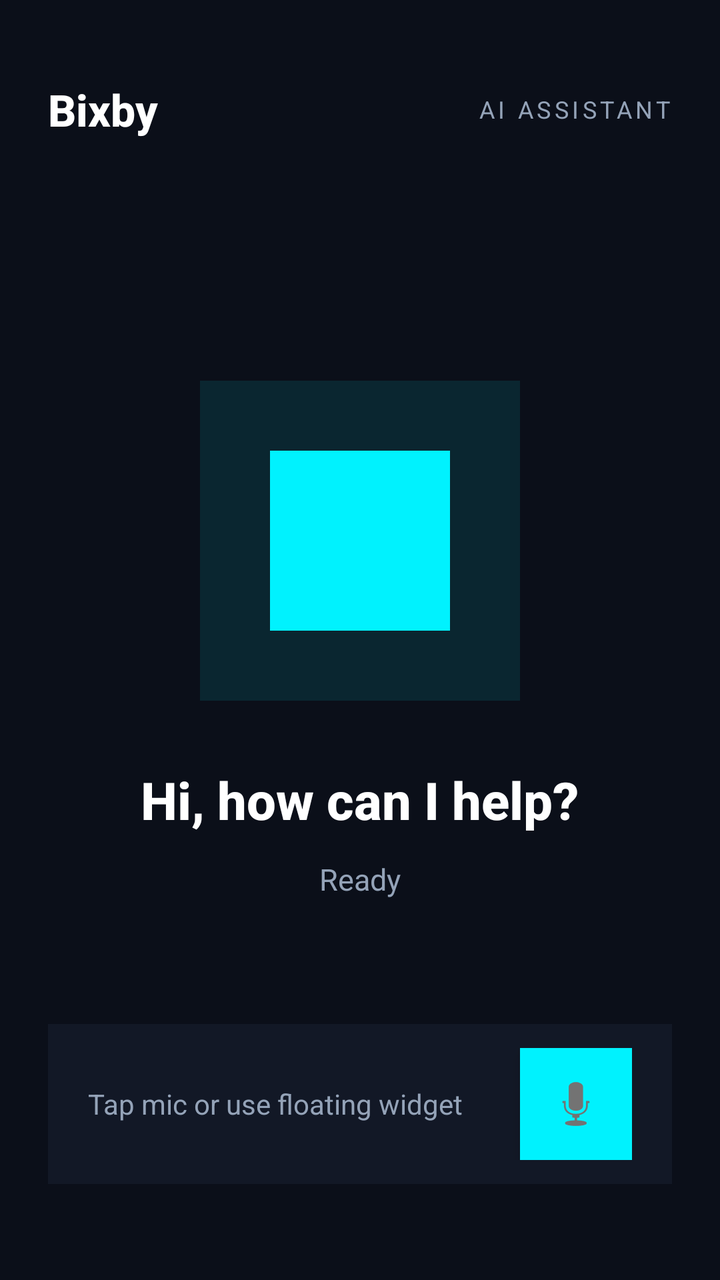
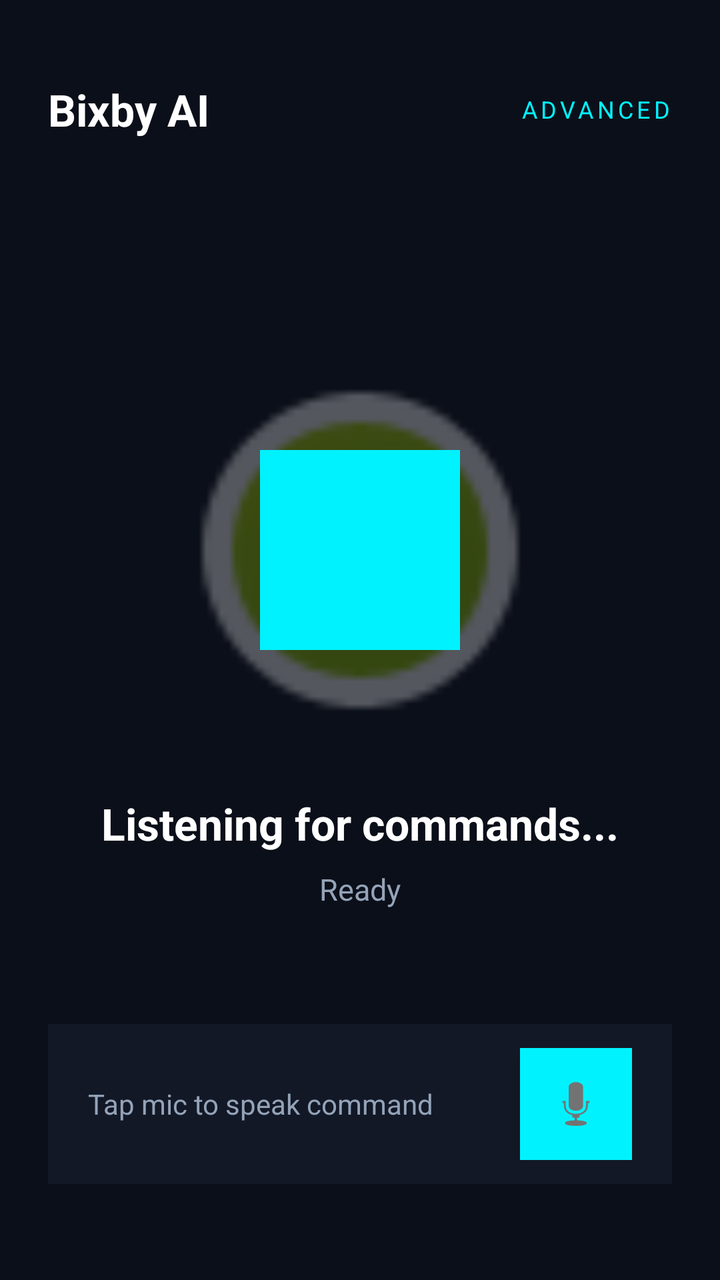

Before-and-after screenshots of an Android layout around one commit, followed by the original layout XML and the change that was made.
<!-- AndroidManifest.xml: application theme Theme.AppCompat.DayNight.NoActionBar -->
<!-- res/layout/activity_main.xml -->
<?xml version="1.0" encoding="utf-8"?>
<RelativeLayout xmlns:android="http://schemas.android.com/apk/res/android"
    android:layout_width="match_parent"
    android:layout_height="match_parent"
    android:background="#0B0F19"
    android:padding="24dp">

    <LinearLayout
        android:id="@+id/topBar"
        android:layout_width="match_parent"
        android:layout_height="wrap_content"
        android:layout_marginTop="16dp"
        android:orientation="horizontal"
        android:gravity="center_vertical">

        <TextView
            android:layout_width="wrap_content"
            android:layout_height="wrap_content"
            android:text="Bixby"
            android:textColor="#FFFFFF"
            android:textSize="22sp"
            android:textStyle="bold"
            android:fontFamily="sans-serif-medium"/>

        <View
            android:layout_width="0dp"
            android:layout_height="0dp"
            android:layout_weight="1"/>

        <TextView
            android:layout_width="wrap_content"
            android:layout_height="wrap_content"
            android:text="AI ASSISTANT"
            android:textColor="#94A3B8"
            android:textSize="12sp"
            android:letterSpacing="0.15"/>
    </LinearLayout>

    <LinearLayout
        android:layout_width="match_parent"
        android:layout_height="wrap_content"
        android:layout_centerInParent="true"
        android:orientation="vertical"
        android:gravity="center">

        <FrameLayout
            android:layout_width="160dp"
            android:layout_height="160dp"
            android:layout_marginBottom="32dp">

            <View
                android:layout_width="match_parent"
                android:layout_height="match_parent"
                android:background="#1A00F2FE"/>

            <View
                android:layout_width="90dp"
                android:layout_height="90dp"
                android:layout_gravity="center"
                android:background="#00F2FE"/>
        </FrameLayout>

        <TextView
            android:id="@+id/greetingText"
            android:layout_width="wrap_content"
            android:layout_height="wrap_content"
            android:text="Hi, how can I help?"
            android:textColor="#FFFFFF"
            android:textSize="26sp"
            android:textStyle="bold"
            android:fontFamily="sans-serif-medium"
            android:layout_marginBottom="12dp"/>

        <TextView
            android:id="@+id/statusText"
            android:layout_width="wrap_content"
            android:layout_height="wrap_content"
            android:text="Ready"
            android:textColor="#94A3B8"
            android:textSize="15sp"
            android:fontFamily="sans-serif"/>
    </LinearLayout>

    <LinearLayout
        android:layout_width="match_parent"
        android:layout_height="wrap_content"
        android:layout_alignParentBottom="true"
        android:layout_marginBottom="24dp"
        android:orientation="horizontal"
        android:background="#121826"
        android:paddingHorizontal="20dp"
        android:paddingVertical="12dp"
        android:gravity="center_vertical">

        <TextView
            android:layout_width="0dp"
            android:layout_height="wrap_content"
            android:layout_weight="1"
            android:text="Tap mic or use floating widget"
            android:textColor="#94A3B8"
            android:textSize="14sp"/>

        <ImageButton
            android:id="@+id/micButton"
            android:layout_width="56dp"
            android:layout_height="56dp"
            android:background="#00F2FE"
            android:src="@android:drawable/ic_btn_speak_now"
            android:padding="14dp"
            android:contentDescription="Mic"
            android:elevation="4dp"/>
    </LinearLayout>

</RelativeLayout>
<!-- resources referenced by this layout -->
<resources>

</resources>

<!-- the commit's change to res/layout/activity_main.xml (unified diff, before → after) -->
@@ -16,11 +16,10 @@
         <TextView
             android:layout_width="wrap_content"
             android:layout_height="wrap_content"
-            android:text="Bixby"
+            android:text="Bixby AI"
             android:textColor="#FFFFFF"
             android:textSize="22sp"
-            android:textStyle="bold"
-            android:fontFamily="sans-serif-medium"/>
+            android:textStyle="bold"/>
 
         <View
             android:layout_width="0dp"
@@ -30,8 +29,8 @@
         <TextView
             android:layout_width="wrap_content"
             android:layout_height="wrap_content"
-            android:text="AI ASSISTANT"
-            android:textColor="#94A3B8"
+            android:text="ADVANCED"
+            android:textColor="#00F2FE"
             android:textSize="12sp"
             android:letterSpacing="0.15"/>
     </LinearLayout>
@@ -44,18 +43,21 @@
         android:gravity="center">
 
         <FrameLayout
-            android:layout_width="160dp"
-            android:layout_height="160dp"
-            android:layout_marginBottom="32dp">
+            android:layout_width="180dp"
+            android:layout_height="180dp"
+            android:layout_marginBottom="32dp"
+            android:gravity="center">
 
             <View
+                android:id="@+id/pulseView"
                 android:layout_width="match_parent"
                 android:layout_height="match_parent"
-                android:background="#1A00F2FE"/>
+                android:background="@android:drawable/presence_online"
+                android:alpha="0.3"/>
 
             <View
-                android:layout_width="90dp"
-                android:layout_height="90dp"
+                android:layout_width="100dp"
+                android:layout_height="100dp"
                 android:layout_gravity="center"
                 android:background="#00F2FE"/>
         </FrameLayout>
@@ -64,12 +66,11 @@
             android:id="@+id/greetingText"
             android:layout_width="wrap_content"
             android:layout_height="wrap_content"
-            android:text="Hi, how can I help?"
+            android:text="Listening for commands..."
             android:textColor="#FFFFFF"
-            android:textSize="26sp"
+            android:textSize="22sp"
             android:textStyle="bold"
-            android:fontFamily="sans-serif-medium"
-            android:layout_marginBottom="12dp"/>
+            android:layout_marginBottom="8dp"/>
 
         <TextView
             android:id="@+id/statusText"
@@ -77,8 +78,7 @@
             android:layout_height="wrap_content"
             android:text="Ready"
             android:textColor="#94A3B8"
-            android:textSize="15sp"
-            android:fontFamily="sans-serif"/>
+            android:textSize="15sp"/>
     </LinearLayout>
 
     <LinearLayout
@@ -96,7 +96,7 @@
             android:layout_width="0dp"
             android:layout_height="wrap_content"
             android:layout_weight="1"
-            android:text="Tap mic or use floating widget"
+            android:text="Tap mic to speak command"
             android:textColor="#94A3B8"
             android:textSize="14sp"/>
 
